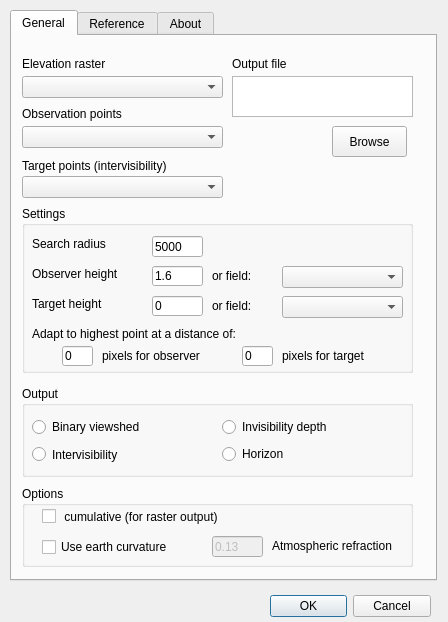
First picture: the form in ui_antennaintervisibility.ui, repository Hvitnov/antennaintervisibility, before the edit.
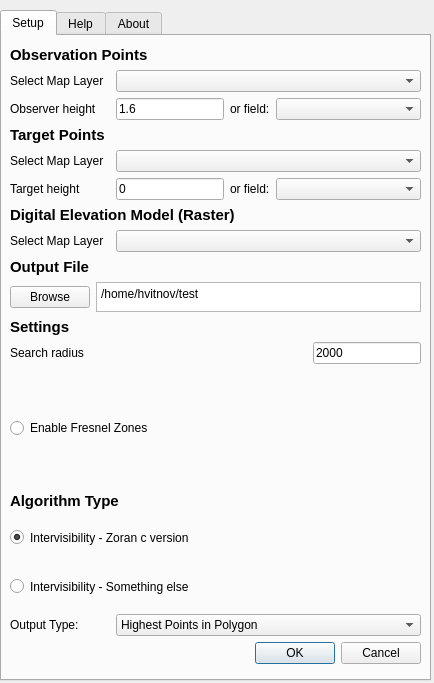
Second picture: the form after the edit.

Commit message: Version 0.9 New UI Performs analysis with the Zoran algorithm

Diff of the .ui file:
```diff
--- a/ui_antennaintervisibility.ui
+++ b/ui_antennaintervisibility.ui
@@ -6,8 +6,8 @@
    <rect>
     <x>0</x>
     <y>0</y>
-    <width>448</width>
-    <height>622</height>
+    <width>434</width>
+    <height>683</height>
    </rect>
   </property>
   <property name="windowTitle">
@@ -16,10 +16,10 @@
   <widget class="QTabWidget" name="tabWidget">
    <property name="geometry">
     <rect>
-     <x>10</x>
+     <x>0</x>
      <y>10</y>
-     <width>427</width>
-     <height>571</height>
+     <width>431</width>
+     <height>671</height>
     </rect>
    </property>
    <property name="currentIndex">
@@ -27,470 +27,578 @@
    </property>
    <widget class="QWidget" name="General_tab">
     <attribute name="title">
-     <string>General</string>
+     <string>Setup</string>
     </attribute>
-    <widget class="QComboBox" name="cmbPoints">
+    <widget class="QWidget" name="layoutWidget">
      <property name="geometry">
       <rect>
-       <x>10</x>
-       <y>90</y>
-       <width>201</width>
-       <height>22</height>
+       <x>8</x>
+       <y>10</y>
+       <width>411</width>
+       <height>618</height>
       </rect>
      </property>
-     <property name="editable">
-      <bool>false</bool>
-     </property>
+     <layout class="QVBoxLayout" name="verticalLayout_3">
+      <item>
+       <layout class="QVBoxLayout" name="verticalLayout_2">
+        <item>
+         <widget class="QLabel" name="DEM_label_2">
+          <property name="sizePolicy">
+           <sizepolicy hsizetype="Preferred" vsizetype="Maximum">
+            <horstretch>0</horstretch>
+            <verstretch>0</verstretch>
+           </sizepolicy>
+          </property>
+          <property name="font">
+           <font>
+            <pointsize>11</pointsize>
+            <weight>75</weight>
+            <bold>true</bold>
+           </font>
+          </property>
+          <property name="text">
+           <string>Observation Points</string>
+          </property>
+          <property name="alignment">
+           <set>Qt::AlignLeading|Qt::AlignLeft|Qt::AlignVCenter</set>
+          </property>
+         </widget>
+        </item>
+        <item>
+         <layout class="QHBoxLayout" name="horizontalLayout_5">
+          <item>
+           <widget class="QLabel" name="label_6">
+            <property name="sizePolicy">
+             <sizepolicy hsizetype="Maximum" vsizetype="Preferred">
+              <horstretch>0</horstretch>
+              <verstretch>0</verstretch>
+             </sizepolicy>
+            </property>
+            <property name="minimumSize">
+             <size>
+              <width>100</width>
+              <height>0</height>
+             </size>
+            </property>
+            <property name="text">
+             <string>Select Map Layer</string>
+            </property>
+           </widget>
+          </item>
+          <item>
+           <layout class="QHBoxLayout" name="horizontalLayout_6">
+            <item>
+             <widget class="QComboBox" name="cmbPoints">
+              <property name="sizePolicy">
+               <sizepolicy hsizetype="Preferred" vsizetype="Fixed">
+                <horstretch>0</horstretch>
+                <verstretch>0</verstretch>
+               </sizepolicy>
+              </property>
+              <property name="editable">
+               <bool>false</bool>
+              </property>
+             </widget>
+            </item>
+           </layout>
+          </item>
+         </layout>
+        </item>
+       </layout>
+      </item>
+      <item>
+       <layout class="QHBoxLayout" name="horizontalLayout">
+        <item>
+         <widget class="QLabel" name="label_3">
+          <property name="sizePolicy">
+           <sizepolicy hsizetype="Maximum" vsizetype="Preferred">
+            <horstretch>0</horstretch>
+            <verstretch>0</verstretch>
+           </sizepolicy>
+          </property>
+          <property name="minimumSize">
+           <size>
+            <width>100</width>
+            <height>0</height>
+           </size>
+          </property>
+          <property name="text">
+           <string>Observer height</string>
+          </property>
+         </widget>
+        </item>
+        <item>
+         <widget class="QLineEdit" name="txtObserver">
+          <property name="sizePolicy">
+           <sizepolicy hsizetype="Maximum" vsizetype="Fixed">
+            <horstretch>0</horstretch>
+            <verstretch>0</verstretch>
+           </sizepolicy>
+          </property>
+          <property name="text">
+           <string>1.6</string>
+          </property>
+         </widget>
+        </item>
+        <item>
+         <widget class="QLabel" name="label_10">
+          <property name="text">
+           <string>or field:</string>
+          </property>
+         </widget>
+        </item>
+        <item>
+         <widget class="QComboBox" name="cmbObsField">
+          <property name="sizePolicy">
+           <sizepolicy hsizetype="MinimumExpanding" vsizetype="Fixed">
+            <horstretch>0</horstretch>
+            <verstretch>0</verstretch>
+           </sizepolicy>
+          </property>
+          <property name="editable">
+           <bool>false</bool>
+          </property>
+         </widget>
+        </item>
+       </layout>
+      </item>
+      <item>
+       <layout class="QVBoxLayout" name="verticalLayout">
+        <item>
+         <layout class="QVBoxLayout" name="verticalLayout_5">
+          <item>
+           <widget class="QLabel" name="DEM_label_3">
+            <property name="sizePolicy">
+             <sizepolicy hsizetype="Preferred" vsizetype="Maximum">
+              <horstretch>0</horstretch>
+              <verstretch>0</verstretch>
+             </sizepolicy>
+            </property>
+            <property name="font">
+             <font>
+              <pointsize>11</pointsize>
+              <weight>75</weight>
+              <bold>true</bold>
+             </font>
+            </property>
+            <property name="text">
+             <string>Target Points</string>
+            </property>
+            <property name="alignment">
+             <set>Qt::AlignLeading|Qt::AlignLeft|Qt::AlignVCenter</set>
+            </property>
+           </widget>
+          </item>
+          <item>
+           <layout class="QHBoxLayout" name="horizontalLayout_7">
+            <item>
+             <widget class="QLabel" name="label_9">
+              <property name="sizePolicy">
+               <sizepolicy hsizetype="Maximum" vsizetype="Preferred">
+                <horstretch>0</horstretch>
+                <verstretch>0</verstretch>
+               </sizepolicy>
+              </property>
+              <property name="minimumSize">
+               <size>
+                <width>100</width>
+                <height>0</height>
+               </size>
+              </property>
+              <property name="text">
+               <string>Select Map Layer</string>
+              </property>
+             </widget>
+            </item>
+            <item>
+             <layout class="QHBoxLayout" name="horizontalLayout_8">
+              <item>
+               <widget class="QComboBox" name="cmbPointsTarget">
+                <property name="enabled">
+                 <bool>true</bool>
+                </property>
+                <property name="editable">
+                 <bool>false</bool>
+                </property>
+               </widget>
+              </item>
+             </layout>
+            </item>
+           </layout>
+          </item>
+          <item>
+           <layout class="QHBoxLayout" name="horizontalLayout_9">
+            <item>
+             <widget class="QLabel" name="label_4">
+              <property name="sizePolicy">
+               <sizepolicy hsizetype="Maximum" vsizetype="Preferred">
+                <horstretch>0</horstretch>
+                <verstretch>0</verstretch>
+               </sizepolicy>
+              </property>
+              <property name="minimumSize">
+               <size>
+                <width>100</width>
+                <height>0</height>
+               </size>
+              </property>
+              <property name="text">
+               <string>Target height</string>
+              </property>
+             </widget>
+            </item>
+            <item>
+             <widget class="QLineEdit" name="txtTarget">
+              <property name="sizePolicy">
+               <sizepolicy hsizetype="Maximum" vsizetype="Fixed">
+                <horstretch>0</horstretch>
+                <verstretch>0</verstretch>
+               </sizepolicy>
+              </property>
+              <property name="text">
+               <string>0</string>
+              </property>
+             </widget>
+            </item>
+            <item>
+             <widget class="QLabel" name="label_11">
+              <property name="text">
+               <string>or field:</string>
+              </property>
+             </widget>
+            </item>
+            <item>
+             <widget class="QComboBox" name="cmbTargetField">
+              <property name="sizePolicy">
+               <sizepolicy hsizetype="MinimumExpanding" vsizetype="Fixed">
+                <horstretch>0</horstretch>
+                <verstretch>0</verstretch>
+               </sizepolicy>
+              </property>
+              <property name="editable">
+               <bool>false</bool>
+              </property>
+             </widget>
+            </item>
+           </layout>
+          </item>
+         </layout>
+        </item>
+        <item>
+         <widget class="QLabel" name="DEM_label">
+          <property name="sizePolicy">
+           <sizepolicy hsizetype="Preferred" vsizetype="Maximum">
+            <horstretch>0</horstretch>
+            <verstretch>0</verstretch>
+           </sizepolicy>
+          </property>
+          <property name="font">
+           <font>
+            <pointsize>11</pointsize>
+            <weight>75</weight>
+            <bold>true</bold>
+           </font>
+          </property>
+          <property name="text">
+           <string>Digital Elevation Model (Raster)</string>
+          </property>
+          <property name="alignment">
+           <set>Qt::AlignLeading|Qt::AlignLeft|Qt::AlignVCenter</set>
+          </property>
+         </widget>
+        </item>
+        <item>
+         <layout class="QHBoxLayout" name="horizontalLayout_2">
+          <item>
+           <widget class="QLabel" name="label">
+            <property name="sizePolicy">
+             <sizepolicy hsizetype="Maximum" vsizetype="Preferred">
+              <horstretch>0</horstretch>
+              <verstretch>0</verstretch>
+             </sizepolicy>
+            </property>
+            <property name="minimumSize">
+             <size>
+              <width>100</width>
+              <height>0</height>
+             </size>
+            </property>
+            <property name="text">
+             <string>Select Map Layer</string>
+            </property>
+           </widget>
+          </item>
+          <item>
+           <layout class="QHBoxLayout" name="horizontalLayout_4">
+            <item>
+             <widget class="QComboBox" name="cmbRaster"/>
+            </item>
+           </layout>
+          </item>
+         </layout>
+        </item>
+        <item>
+         <layout class="QVBoxLayout" name="verticalLayout_6">
+          <item>
+           <widget class="QLabel" name="DEM_label_5">
+            <property name="sizePolicy">
+             <sizepolicy hsizetype="Preferred" vsizetype="Maximum">
+              <horstretch>0</horstretch>
+              <verstretch>0</verstretch>
+             </sizepolicy>
+            </property>
+            <property name="font">
+             <font>
+              <pointsize>11</pointsize>
+              <weight>75</weight>
+              <bold>true</bold>
+             </font>
+            </property>
+            <property name="text">
+             <string>Output File</string>
+            </property>
+            <property name="alignment">
+             <set>Qt::AlignLeading|Qt::AlignLeft|Qt::AlignVCenter</set>
+            </property>
+           </widget>
+          </item>
+          <item>
+           <layout class="QHBoxLayout" name="horizontalLayout_19">
+            <property name="spacing">
+             <number>6</number>
+            </property>
+            <item>
+             <layout class="QHBoxLayout" name="horizontalLayout_20">
+              <item>
+               <widget class="QPushButton" name="cmdBrowse">
+                <property name="text">
+                 <string>Browse</string>
+                </property>
+               </widget>
+              </item>
+              <item>
+               <widget class="QPlainTextEdit" name="txtOutput">
+                <property name="sizePolicy">
+                 <sizepolicy hsizetype="Expanding" vsizetype="Ignored">
+                  <horstretch>0</horstretch>
+                  <verstretch>0</verstretch>
+                 </sizepolicy>
+                </property>
+                <property name="maximumSize">
+                 <size>
+                  <width>16777215</width>
+                  <height>30</height>
+                 </size>
+                </property>
+                <property name="plainText">
+                 <string>/home/hvitnov/test</string>
+                </property>
+               </widget>
+              </item>
+             </layout>
+            </item>
+           </layout>
+          </item>
+          <item>
+           <widget class="QLabel" name="DEM_label_7">
+            <property name="sizePolicy">
+             <sizepolicy hsizetype="Preferred" vsizetype="Maximum">
+              <horstretch>0</horstretch>
+              <verstretch>0</verstretch>
+             </sizepolicy>
+            </property>
+            <property name="font">
+             <font>
+              <pointsize>11</pointsize>
+              <weight>75</weight>
+              <bold>true</bold>
+             </font>
+            </property>
+            <property name="text">
+             <string>Settings</string>
+            </property>
+            <property name="alignment">
+             <set>Qt::AlignLeading|Qt::AlignLeft|Qt::AlignVCenter</set>
+            </property>
+           </widget>
+          </item>
+          <item>
+           <layout class="QHBoxLayout" name="horizontalLayout_3">
+            <item>
+             <widget class="QLabel" name="label_8">
+              <property name="text">
+               <string>Search radius</string>
+              </property>
+             </widget>
+            </item>
+            <item>
+             <widget class="QLineEdit" name="txtRadius">
+              <property name="sizePolicy">
+               <sizepolicy hsizetype="Maximum" vsizetype="Fixed">
+                <horstretch>0</horstretch>
+                <verstretch>0</verstretch>
+               </sizepolicy>
+              </property>
+              <property name="text">
+               <string>2000</string>
+              </property>
+             </widget>
+            </item>
+           </layout>
+          </item>
+          <item>
+           <layout class="QHBoxLayout" name="horizontalLayout_10">
+            <item>
+             <widget class="QRadioButton" name="checkBox_Fresnel">
+              <property name="sizePolicy">
+               <sizepolicy hsizetype="Minimum" vsizetype="Minimum">
+                <horstretch>0</horstretch>
+                <verstretch>0</verstretch>
+               </sizepolicy>
+              </property>
+              <property name="text">
+               <string>Enable Fresnel Zones</string>
+              </property>
+              <property name="checked">
+               <bool>false</bool>
+              </property>
+             </widget>
+            </item>
+           </layout>
+          </item>
+          <item>
+           <layout class="QVBoxLayout" name="verticalLayout_4">
+            <item>
+             <widget class="QLabel" name="DEM_label_6">
+              <property name="sizePolicy">
+               <sizepolicy hsizetype="Preferred" vsizetype="Maximum">
+                <horstretch>0</horstretch>
+                <verstretch>0</verstretch>
+               </sizepolicy>
+              </property>
+              <property name="font">
+               <font>
+                <pointsize>11</pointsize>
+                <weight>75</weight>
+                <bold>true</bold>
+               </font>
+              </property>
+              <property name="text">
+               <string>Algorithm Type</string>
+              </property>
+              <property name="alignment">
+               <set>Qt::AlignLeading|Qt::AlignLeft|Qt::AlignVCenter</set>
+              </property>
+             </widget>
+            </item>
+            <item>
+             <widget class="QRadioButton" name="chkIntervisibility">
+              <property name="sizePolicy">
+               <sizepolicy hsizetype="Minimum" vsizetype="Minimum">
+                <horstretch>0</horstretch>
+                <verstretch>0</verstretch>
+               </sizepolicy>
+              </property>
+              <property name="text">
+               <string>Intervisibility - Zoran c version</string>
+              </property>
+              <property name="checked">
+               <bool>true</bool>
+              </property>
+             </widget>
+            </item>
+            <item>
+             <widget class="QRadioButton" name="chkIntervisibility_2">
+              <property name="sizePolicy">
+               <sizepolicy hsizetype="Minimum" vsizetype="Minimum">
+                <horstretch>0</horstretch>
+                <verstretch>0</verstretch>
+               </sizepolicy>
+              </property>
+              <property name="text">
+               <string>Intervisibility - Something else</string>
+              </property>
+              <property name="checked">
+               <bool>false</bool>
+              </property>
+             </widget>
+            </item>
+           </layout>
+          </item>
+          <item>
+           <layout class="QHBoxLayout" name="horizontalLayout_14">
+            <item>
+             <widget class="QLabel" name="label_13">
+              <property name="sizePolicy">
+               <sizepolicy hsizetype="Maximum" vsizetype="Preferred">
+                <horstretch>0</horstretch>
+                <verstretch>0</verstretch>
+               </sizepolicy>
+              </property>
+              <property name="minimumSize">
+               <size>
+                <width>100</width>
+                <height>0</height>
+               </size>
+              </property>
+              <property name="text">
+               <string>Output Type:</string>
+              </property>
+             </widget>
+            </item>
+            <item>
+             <widget class="QComboBox" name="OutputTypeSelector">
+              <property name="sizePolicy">
+               <sizepolicy hsizetype="Preferred" vsizetype="Fixed">
+                <horstretch>0</horstretch>
+                <verstretch>0</verstretch>
+               </sizepolicy>
+              </property>
+              <property name="editable">
+               <bool>false</bool>
+              </property>
+              <item>
+               <property name="text">
+                <string>Highest Points in Polygon</string>
+               </property>
+              </item>
+              <item>
+               <property name="text">
+                <string>Lowest Points in Polygon</string>
+               </property>
+              </item>
+             </widget>
+            </item>
+           </layout>
+          </item>
+         </layout>
+        </item>
+       </layout>
+      </item>
+      <item>
+       <layout class="QHBoxLayout" name="horizontalLayout_13">
+        <item>
+         <widget class="QDialogButtonBox" name="buttonBox">
+          <property name="orientation">
+           <enum>Qt::Horizontal</enum>
+          </property>
+          <property name="standardButtons">
+           <set>QDialogButtonBox::Cancel|QDialogButtonBox::Ok</set>
+          </property>
+         </widget>
+        </item>
+       </layout>
+      </item>
+     </layout>
     </widget>
-    <widget class="QLabel" name="label">
-     <property name="geometry">
-      <rect>
-       <x>10</x>
-       <y>20</y>
-       <width>111</width>
-       <height>16</height>
-      </rect>
-     </property>
-     <property name="text">
-      <string>Elevation raster</string>
-     </property>
-    </widget>
-    <widget class="QLabel" name="label_2">
-     <property name="geometry">
-      <rect>
-       <x>10</x>
-       <y>70</y>
-       <width>131</width>
-       <height>16</height>
-      </rect>
-     </property>
-     <property name="text">
-      <string>Observation points</string>
-     </property>
-    </widget>
-    <widget class="QComboBox" name="cmbRaster">
-     <property name="geometry">
-      <rect>
-       <x>10</x>
-       <y>40</y>
-       <width>201</width>
-       <height>22</height>
-      </rect>
-     </property>
-    </widget>
-    <widget class="QPlainTextEdit" name="txtOutput">
-     <property name="geometry">
-      <rect>
-       <x>220</x>
-       <y>40</y>
-       <width>181</width>
-       <height>41</height>
-      </rect>
-     </property>
-    </widget>
-    <widget class="QLabel" name="label_5">
-     <property name="geometry">
-      <rect>
-       <x>220</x>
-       <y>20</y>
-       <width>91</width>
-       <height>16</height>
-      </rect>
-     </property>
-     <property name="text">
-      <string>Output file</string>
-     </property>
-    </widget>
-    <widget class="QPushButton" name="cmdBrowse">
-     <property name="geometry">
-      <rect>
-       <x>320</x>
-       <y>90</y>
-       <width>75</width>
-       <height>31</height>
-      </rect>
-     </property>
-     <property name="text">
-      <string>Browse</string>
-     </property>
-    </widget>
-    <widget class="QGroupBox" name="Output_groupBox">
-     <property name="geometry">
-      <rect>
-       <x>10</x>
-       <y>350</y>
-       <width>391</width>
-       <height>91</height>
-      </rect>
-     </property>
-     <property name="title">
-      <string>Output </string>
-     </property>
-     <widget class="QRadioButton" name="chkBinary">
-      <property name="geometry">
-       <rect>
-        <x>10</x>
-        <y>30</y>
-        <width>141</width>
-        <height>22</height>
-       </rect>
-      </property>
-      <property name="text">
-       <string>Binary viewshed</string>
-      </property>
-     </widget>
-     <widget class="QRadioButton" name="chkInvisibility">
-      <property name="geometry">
-       <rect>
-        <x>200</x>
-        <y>30</y>
-        <width>141</width>
-        <height>22</height>
-       </rect>
-      </property>
-      <property name="text">
-       <string>Invisibility depth</string>
-      </property>
-     </widget>
-     <widget class="QRadioButton" name="chkIntervisibility">
-      <property name="geometry">
-       <rect>
-        <x>10</x>
-        <y>60</y>
-        <width>161</width>
-        <height>17</height>
-       </rect>
-      </property>
-      <property name="text">
-       <string>Intervisibility</string>
-      </property>
-     </widget>
-     <widget class="QRadioButton" name="chkHorizon">
-      <property name="geometry">
-       <rect>
-        <x>200</x>
-        <y>60</y>
-        <width>181</width>
-        <height>16</height>
-       </rect>
-      </property>
-      <property name="text">
-       <string>Horizon</string>
-      </property>
-     </widget>
-    </widget>
-    <widget class="QGroupBox" name="groupBox_3">
-     <property name="geometry">
-      <rect>
-       <x>10</x>
-       <y>170</y>
-       <width>391</width>
-       <height>167</height>
-      </rect>
-     </property>
-     <property name="title">
-      <string>Settings </string>
-     </property>
-     <widget class="QLabel" name="label_16">
-      <property name="geometry">
-       <rect>
-        <x>260</x>
-        <y>140</y>
-        <width>121</width>
-        <height>20</height>
-       </rect>
-      </property>
-      <property name="text">
-       <string>pixels for target</string>
-      </property>
-     </widget>
-     <widget class="QLineEdit" name="txtAdaptRadiusObs">
-      <property name="geometry">
-       <rect>
-        <x>40</x>
-        <y>140</y>
-        <width>31</width>
-        <height>20</height>
-       </rect>
-      </property>
-      <property name="text">
-       <string>0</string>
-      </property>
-     </widget>
-     <widget class="QLabel" name="label_15">
-      <property name="geometry">
-       <rect>
-        <x>80</x>
-        <y>140</y>
-        <width>131</width>
-        <height>20</height>
-       </rect>
-      </property>
-      <property name="text">
-       <string>pixels for observer</string>
-      </property>
-     </widget>
-     <widget class="QLineEdit" name="txtAdaptRadiusTarget">
-      <property name="geometry">
-       <rect>
-        <x>220</x>
-        <y>140</y>
-        <width>31</width>
-        <height>20</height>
-       </rect>
-      </property>
-      <property name="text">
-       <string>0</string>
-      </property>
-     </widget>
-     <widget class="QComboBox" name="cmbTargetField">
-      <property name="geometry">
-       <rect>
-        <x>260</x>
-        <y>90</y>
-        <width>121</width>
-        <height>22</height>
-       </rect>
-      </property>
-      <property name="editable">
-       <bool>false</bool>
-      </property>
-     </widget>
-     <widget class="QLabel" name="label_10">
-      <property name="geometry">
-       <rect>
-        <x>190</x>
-        <y>60</y>
-        <width>61</width>
-        <height>20</height>
-       </rect>
-      </property>
-      <property name="text">
-       <string>or field:</string>
-      </property>
-     </widget>
-     <widget class="QLineEdit" name="txtObserver">
-      <property name="geometry">
-       <rect>
-        <x>130</x>
-        <y>60</y>
-        <width>51</width>
-        <height>20</height>
-       </rect>
-      </property>
-      <property name="text">
-       <string>1.6</string>
-      </property>
-     </widget>
-     <widget class="QComboBox" name="cmbObsField">
-      <property name="geometry">
-       <rect>
-        <x>260</x>
-        <y>60</y>
-        <width>121</width>
-        <height>22</height>
-       </rect>
-      </property>
-      <property name="editable">
-       <bool>false</bool>
-      </property>
-     </widget>
-     <widget class="QLabel" name="label_11">
-      <property name="geometry">
-       <rect>
-        <x>190</x>
-        <y>90</y>
-        <width>61</width>
-        <height>20</height>
-       </rect>
-      </property>
-      <property name="text">
-       <string>or field:</string>
-      </property>
-     </widget>
-     <widget class="QLabel" name="label_4">
-      <property name="geometry">
-       <rect>
-        <x>10</x>
-        <y>90</y>
-        <width>101</width>
-        <height>16</height>
-       </rect>
-      </property>
-      <property name="text">
-       <string>Target height</string>
-      </property>
-     </widget>
-     <widget class="QLabel" name="label_3">
-      <property name="geometry">
-       <rect>
-        <x>10</x>
-        <y>60</y>
-        <width>121</width>
-        <height>16</height>
-       </rect>
-      </property>
-      <property name="text">
-       <string>Observer height</string>
-      </property>
-     </widget>
-     <widget class="QLineEdit" name="txtTarget">
-      <property name="geometry">
-       <rect>
-        <x>130</x>
-        <y>90</y>
-        <width>51</width>
-        <height>20</height>
-       </rect>
-      </property>
-      <property name="text">
-       <string>0</string>
-      </property>
-     </widget>
-     <widget class="QLabel" name="label_6">
-      <property name="geometry">
-       <rect>
-        <x>10</x>
-        <y>120</y>
-        <width>271</width>
-        <height>16</height>
-       </rect>
-      </property>
-      <property name="text">
-       <string>Adapt to highest point at a distance of: </string>
-      </property>
-     </widget>
-     <widget class="QLineEdit" name="txtRadius">
-      <property name="geometry">
-       <rect>
-        <x>130</x>
-        <y>30</y>
-        <width>51</width>
-        <height>21</height>
-       </rect>
-      </property>
-      <property name="text">
-       <string>5000</string>
-      </property>
-     </widget>
-     <widget class="QLabel" name="label_8">
-      <property name="geometry">
-       <rect>
-        <x>10</x>
-        <y>30</y>
-        <width>91</width>
-        <height>16</height>
-       </rect>
-      </property>
-      <property name="text">
-       <string>Search radius</string>
-      </property>
-     </widget>
-    </widget>
-    <widget class="QGroupBox" name="groupBox">
-     <property name="geometry">
-      <rect>
-       <x>10</x>
-       <y>450</y>
-       <width>391</width>
-       <height>81</height>
-      </rect>
-     </property>
-     <property name="title">
-      <string>Options</string>
-     </property>
-     <widget class="QCheckBox" name="chkCurvature">
-      <property name="geometry">
-       <rect>
-        <x>20</x>
-        <y>50</y>
-        <width>161</width>
-        <height>22</height>
-       </rect>
-      </property>
-      <property name="text">
-       <string>Use earth curvature</string>
-      </property>
-     </widget>
-     <widget class="QLineEdit" name="txtRefraction">
-      <property name="enabled">
-       <bool>false</bool>
-      </property>
-      <property name="geometry">
-       <rect>
-        <x>190</x>
-        <y>50</y>
-        <width>51</width>
-        <height>21</height>
-       </rect>
-      </property>
-      <property name="text">
-       <string>0.13</string>
-      </property>
-     </widget>
-     <widget class="QLabel" name="label_17">
-      <property name="geometry">
-       <rect>
-        <x>250</x>
-        <y>50</y>
-        <width>161</width>
-        <height>20</height>
-       </rect>
-      </property>
-      <property name="text">
-       <string>Atmospheric refraction</string>
-      </property>
-     </widget>
-     <widget class="QCheckBox" name="chkCumulative">
-      <property name="enabled">
-       <bool>true</bool>
-      </property>
-      <property name="geometry">
-       <rect>
-        <x>20</x>
-        <y>20</y>
-        <width>261</width>
-        <height>21</height>
-       </rect>
-      </property>
-      <property name="text">
-       <string> cumulative (for raster output)</string>
-      </property>
-     </widget>
-    </widget>
-    <widget class="QComboBox" name="cmbPointsTarget">
-     <property name="enabled">
-      <bool>true</bool>
-     </property>
-     <property name="geometry">
-      <rect>
-       <x>10</x>
-       <y>140</y>
-       <width>201</width>
-       <height>22</height>
-      </rect>
-     </property>
-     <property name="editable">
-      <bool>false</bool>
-     </property>
-    </widget>
-    <widget class="QLabel" name="label_7">
-     <property name="geometry">
-      <rect>
-       <x>10</x>
-       <y>120</y>
-       <width>191</width>
-       <height>20</height>
-      </rect>
-     </property>
-     <property name="text">
-      <string>Target points (intervisibility)</string>
-     </property>
-    </widget>
+    <zorder>chkIntervisibility_2</zorder>
+    <zorder>chkIntervisibility</zorder>
+    <zorder>layoutWidget</zorder>
+    <zorder>layoutWidget</zorder>
    </widget>
    <widget class="QWidget" name="tab">
     <attribute name="title">
-     <string>Reference</string>
+     <string>Help</string>
     </attribute>
     <widget class="QTextBrowser" name="textBrowser_2">
      <property name="geometry">
@@ -591,22 +699,6 @@
     </widget>
    </widget>
   </widget>
-  <widget class="QDialogButtonBox" name="buttonBox">
-   <property name="geometry">
-    <rect>
-     <x>270</x>
-     <y>590</y>
-     <width>161</width>
-     <height>32</height>
-    </rect>
-   </property>
-   <property name="orientation">
-    <enum>Qt::Horizontal</enum>
-   </property>
-   <property name="standardButtons">
-    <set>QDialogButtonBox::Cancel|QDialogButtonBox::Ok</set>
-   </property>
-  </widget>
  </widget>
  <resources/>
  <connections>
```
Left out of the diff: 106 changed lines with no effect on the pictures. The commit also changes 10 other files.
